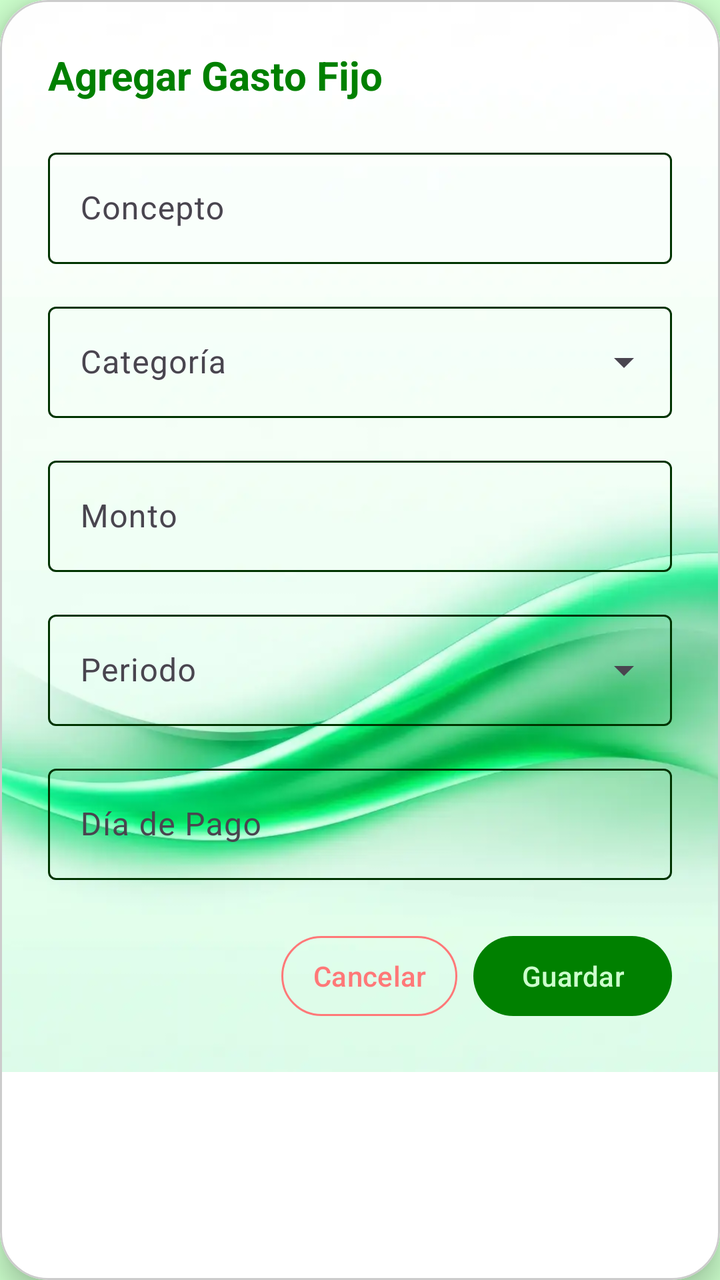
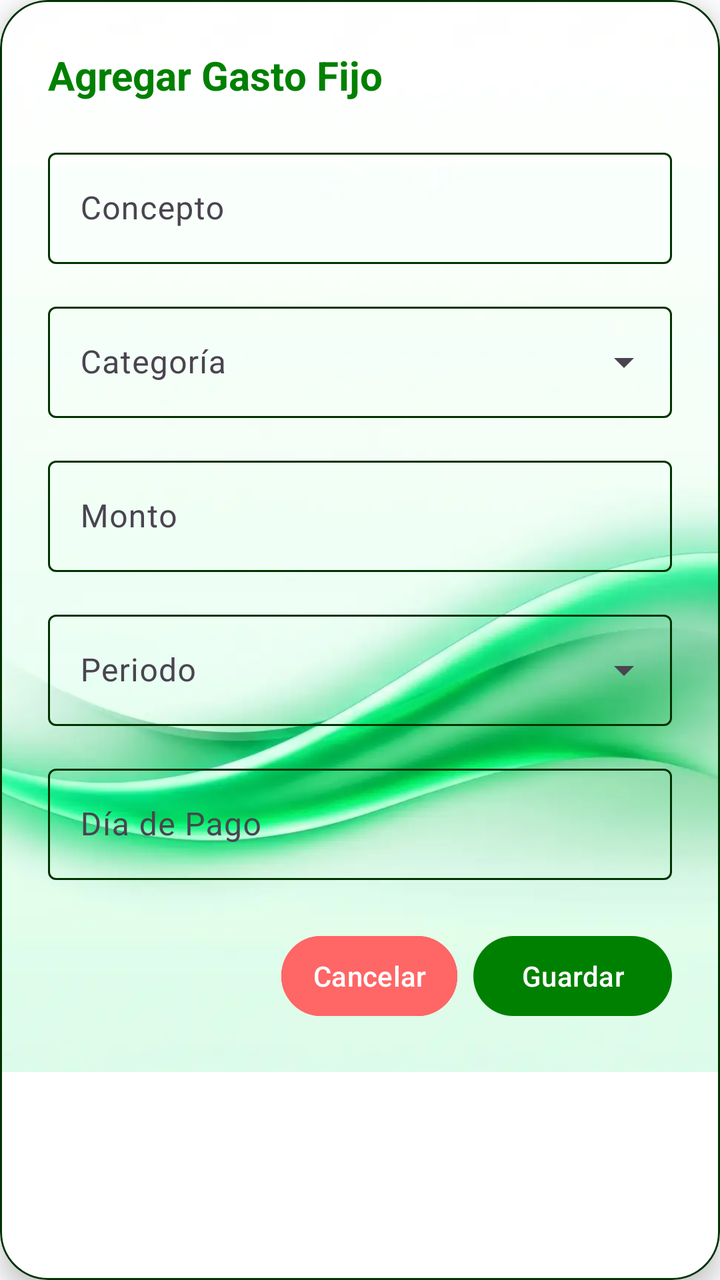

The first picture is an Android layout as it rendered before a commit; the second is the same layout after the commit. The layout source and the unified diff follow.
<!-- AndroidManifest.xml: application theme Theme.MyLittleFinanControl -->
<!-- res/layout/dialog_agregar_gasto_fijo.xml -->
<?xml version="1.0" encoding="utf-8"?>
<com.google.android.material.card.MaterialCardView xmlns:android="http://schemas.android.com/apk/res/android"
    xmlns:app="http://schemas.android.com/apk/res-auto"
    android:layout_width="match_parent"
    android:layout_height="wrap_content"
    android:layout_margin="16dp"
    app:cardCornerRadius="24dp"
    app:cardElevation="8dp"
    app:cardBackgroundColor="@android:color/white"
    app:strokeWidth="1dp"
    app:strokeColor="#CCCCCC">

    
    <RelativeLayout
        android:layout_width="match_parent"
        android:layout_height="wrap_content">

        
        <ImageView
            android:id="@+id/imagenFondo"
            android:layout_width="match_parent"
            android:layout_height="0dp"
            android:layout_alignTop="@id/scrollViewContenido"
            android:layout_alignBottom="@id/scrollViewContenido"
            android:src="@drawable/background_1"
            android:scaleType="centerCrop" />

        
        <ScrollView
            android:id="@+id/scrollViewContenido"
            android:layout_width="match_parent"
            android:layout_height="wrap_content"
            android:background="@android:color/transparent">

            <LinearLayout
                android:layout_width="match_parent"
                android:layout_height="wrap_content"
                android:orientation="vertical"
                android:padding="24dp">

                <TextView
                    android:id="@+id/tv_titulo_dialogo"
                    android:layout_width="match_parent"
                    android:layout_height="wrap_content"
                    android:layout_marginBottom="20dp"
                    android:text="@string/txt_agregar_gasto_fijo"
                    android:textColor="@color/primary"
                    android:textSize="20sp"
                    android:textStyle="bold" />

                <com.google.android.material.textfield.TextInputLayout
                    style="@style/Widget.Material3.TextInputLayout.OutlinedBox"
                    android:layout_width="match_parent"
                    android:layout_height="wrap_content"
                    android:layout_marginBottom="16dp"
                    android:hint="@string/et_concepto">

                    <com.google.android.material.textfield.TextInputEditText
                        android:id="@+id/et_concepto"
                        android:layout_width="match_parent"
                        android:layout_height="wrap_content"
                        android:inputType="textCapSentences" />
                </com.google.android.material.textfield.TextInputLayout>

                <com.google.android.material.textfield.TextInputLayout
                    style="@style/Widget.Material3.TextInputLayout.OutlinedBox.ExposedDropdownMenu"
                    android:layout_width="match_parent"
                    android:layout_height="wrap_content"
                    android:layout_marginBottom="16dp"
                    android:hint="@string/txt_categoria">

                    <AutoCompleteTextView
                        android:id="@+id/auto_categoria"
                        android:layout_width="match_parent"
                        android:layout_height="wrap_content"
                        android:inputType="none" />
                </com.google.android.material.textfield.TextInputLayout>

                <com.google.android.material.textfield.TextInputLayout
                    style="@style/Widget.Material3.TextInputLayout.OutlinedBox"
                    android:layout_width="match_parent"
                    android:layout_height="wrap_content"
                    android:layout_marginBottom="16dp"
                    android:hint="@string/et_monto">

                    <com.google.android.material.textfield.TextInputEditText
                        android:id="@+id/et_monto"
                        android:layout_width="match_parent"
                        android:layout_height="wrap_content"
                        android:inputType="numberDecimal" />
                </com.google.android.material.textfield.TextInputLayout>

                <com.google.android.material.textfield.TextInputLayout
                    style="@style/Widget.Material3.TextInputLayout.OutlinedBox.ExposedDropdownMenu"
                    android:layout_width="match_parent"
                    android:layout_height="wrap_content"
                    android:layout_marginBottom="16dp"
                    android:hint="@string/txt_periodo">

                    <AutoCompleteTextView
                        android:id="@+id/auto_periodo"
                        android:layout_width="match_parent"
                        android:layout_height="wrap_content"
                        android:inputType="none" />
                </com.google.android.material.textfield.TextInputLayout>

                <com.google.android.material.textfield.TextInputLayout
                    style="@style/Widget.Material3.TextInputLayout.OutlinedBox"
                    android:layout_width="match_parent"
                    android:layout_height="wrap_content"
                    android:layout_marginBottom="24dp"
                    android:hint="@string/et_dia_pago">

                    <com.google.android.material.textfield.TextInputEditText
                        android:id="@+id/et_dia_pago"
                        android:layout_width="match_parent"
                        android:layout_height="wrap_content"
                        android:inputType="number" />
                </com.google.android.material.textfield.TextInputLayout>

                <LinearLayout
                    android:layout_width="match_parent"
                    android:layout_height="wrap_content"
                    android:gravity="end"
                    android:orientation="horizontal">

                    
                    <com.google.android.material.button.MaterialButton
                        android:id="@+id/btn_cancelar"
                        style="@style/Widget.Material3.Button.TextButton"
                        android:layout_width="wrap_content"
                        android:layout_height="wrap_content"
                        android:layout_marginEnd="8dp"
                        android:text="@string/btn_cancelar"
                        app:strokeWidth="1dp"
                        app:strokeColor="@color/accent_alerta"
                        android:textColor="@color/accent_alerta" />

                    <com.google.android.material.button.MaterialButton
                        android:id="@+id/btn_guardar"
                        android:layout_width="wrap_content"
                        android:layout_height="wrap_content"
                        app:backgroundTint="@color/primary"
                        android:text="@string/btn_guardar" />
                </LinearLayout>
            </LinearLayout>
        </ScrollView>
    </RelativeLayout>
</com.google.android.material.card.MaterialCardView>
<!-- resources referenced by this layout -->
<resources>
  <color name="accent_alerta">#FF7878</color>
  <color name="primary">#008000</color>
  <!-- drawable background_1: webp bitmap (drawable, 18726 bytes) -->
  <string name="btn_cancelar">Cancelar</string>
  <string name="btn_guardar">Guardar</string>
  <string name="et_concepto">Concepto</string>
  <string name="et_dia_pago">Día de Pago</string>
  <string name="et_monto">Monto</string>
  <string name="txt_agregar_gasto_fijo">Agregar Gasto Fijo</string>
  <string name="txt_categoria">Categoría</string>
  <string name="txt_periodo">Periodo</string>
  <style name="Theme.MyLittleFinanControl" parent="Base.Theme.MyLittleFinanControl" />
  <style name="Base.Theme.MyLittleFinanControl" parent="Theme.Material3.DayNight.NoActionBar">
          
  
          <item name="colorPrimary">@color/verde_oscuro</item>
  
          <item name="colorOnPrimary">@color/verde_claro</item>
  
  
          <item name="colorPrimaryContainer">@color/verde_transparente</item>
          <item name="colorOnPrimaryContainer">@color/verde_negro</item>
  
  
          <item name="colorSecondary">@color/white</item>
  
          <item name="colorOnSecondary">@color/secondary</item>
  
  
          <item name="colorOutline">@color/verde_negro</item>
  
  
          <item name="colorOnSurface">@color/verde_negro</item>
  
          
          <item name="android:windowBackground">@color/background_light</item>
          <item name="colorSurface">@color/verde_transparente</item>
  
          <item name="colorError">@color/accent_alerta</item>
  
          <item name="colorOnError">@color/accent_alerta</item>
  
          
          <item name="android:statusBarColor">@color/background_light</item>
          <item name="android:windowLightStatusBar">true</item>
      </style>
  <color name="verde_oscuro">#008000</color>
  <color name="verde_claro">#CCFFCC</color>
  <color name="verde_transparente">#5FCCFFCC</color>
  <color name="verde_negro">#003300</color>
  <color name="white">#CCFFCC</color>
  <color name="secondary">#33FF00</color>
  <color name="background_light">#CCFFCC</color>
</resources>

<!-- the commit's change to res/layout/dialog_agregar_gasto_fijo.xml (unified diff, before → after) -->
@@ -8,7 +8,7 @@
     app:cardElevation="8dp"
     app:cardBackgroundColor="@android:color/white"
     app:strokeWidth="1dp"
-    app:strokeColor="#CCCCCC">
+    app:strokeColor="?attr/colorOutline">
 
     
     <RelativeLayout
@@ -44,7 +44,7 @@
                     android:layout_height="wrap_content"
                     android:layout_marginBottom="20dp"
                     android:text="@string/txt_agregar_gasto_fijo"
-                    android:textColor="@color/primary"
+                    android:textColor="?attr/colorPrimary"
                     android:textSize="20sp"
                     android:textStyle="bold" />
 
@@ -133,14 +133,15 @@
                         android:layout_marginEnd="8dp"
                         android:text="@string/btn_cancelar"
                         app:strokeWidth="1dp"
-                        app:strokeColor="@color/accent_alerta"
-                        android:textColor="@color/accent_alerta" />
+                        app:strokeColor="?attr/colorError"
+                        android:textColor="?attr/colorOnPrimary"
+                        android:backgroundTint="?attr/colorError"/>
 
                     <com.google.android.material.button.MaterialButton
                         android:id="@+id/btn_guardar"
                         android:layout_width="wrap_content"
                         android:layout_height="wrap_content"
-                        app:backgroundTint="@color/primary"
+                        app:backgroundTint="?attr/colorPrimary"
                         android:text="@string/btn_guardar" />
                 </LinearLayout>
             </LinearLayout>
<!-- resource entries referenced after the edit -->
@@ -1,7 +1,5 @@
 <!-- resources referenced by this layout -->
 <resources>
-  <color name="accent_alerta">#FF7878</color>
-  <color name="primary">#008000</color>
   <!-- drawable background_1: webp bitmap (drawable, 18726 bytes) -->
   <string name="btn_cancelar">Cancelar</string>
   <string name="btn_guardar">Guardar</string>
@@ -13,45 +11,62 @@
   <string name="txt_periodo">Periodo</string>
   <style name="Theme.MyLittleFinanControl" parent="Base.Theme.MyLittleFinanControl" />
   <style name="Base.Theme.MyLittleFinanControl" parent="Theme.Material3.DayNight.NoActionBar">
+  
           
+          <item name="colorPrimary">@color/verde_oscuro</item>
+          
+          <item name="colorOnPrimary">@android:color/white</item>
   
-          <item name="colorPrimary">@color/verde_oscuro</item>
-  
-          <item name="colorOnPrimary">@color/verde_claro</item>
-  
-  
-          <item name="colorPrimaryContainer">@color/verde_transparente</item>
+          
+          <item name="colorPrimaryContainer">@color/verde_claro</item>
+          
           <item name="colorOnPrimaryContainer">@color/verde_negro</item>
   
+          
+          <item name="colorSecondary">@color/verde</item>
+          
+          <item name="colorOnSecondary">@color/verde_negro</item>
   
-          <item name="colorSecondary">@color/white</item>
+          
+          <item name="colorSecondaryContainer">@color/verde_transparente</item>
+          <item name="colorOnSecondaryContainer">@color/verde_negro</item>
   
-          <item name="colorOnSecondary">@color/secondary</item>
+          
+          <item name="colorTertiary">@color/verde_blanco_transparente</item>
+          <item name="colorOnTertiary">@color/verde_negro</item>
   
-  
+          
           <item name="colorOutline">@color/verde_negro</item>
   
-  
+          
           <item name="colorOnSurface">@color/verde_negro</item>
   
           
-          <item name="android:windowBackground">@color/background_light</item>
-          <item name="colorSurface">@color/verde_transparente</item>
-  
-          <item name="colorError">@color/accent_alerta</item>
-  
-          <item name="colorOnError">@color/accent_alerta</item>
+          
+          <item name="android:windowBackground">@android:color/white</item>
+          
+          <item name="colorSurface">@color/verde_blanco_transparente</item>
   
           
-          <item name="android:statusBarColor">@color/background_light</item>
+          <item name="colorError">@color/rojo_alerta</item>
+          <item name="colorOnError">@color/rojo_transparente</item>
+  
+          
+          <item name="android:statusBarColor">@android:color/white</item>
           <item name="android:windowLightStatusBar">true</item>
+  
+          
+          <item name="colorSurfaceVariant">#E0E0E0</item>
+          <item name="colorOnSurfaceVariant">#49454F</item>
+  
       </style>
   <color name="verde_oscuro">#008000</color>
   <color name="verde_claro">#CCFFCC</color>
   <color name="verde_transparente">#5FCCFFCC</color>
+  <color name="verde_blanco_transparente">#D3F6FFF6</color>
+  <color name="rojo_alerta">#FF6666</color>
+  <color name="rojo_transparente">#7BF69F9F</color>
   <color name="verde_negro">#003300</color>
-  <color name="white">#CCFFCC</color>
-  <color name="secondary">#33FF00</color>
-  <color name="background_light">#CCFFCC</color>
+  <color name="verde">#00C292</color>
 </resources>
 
